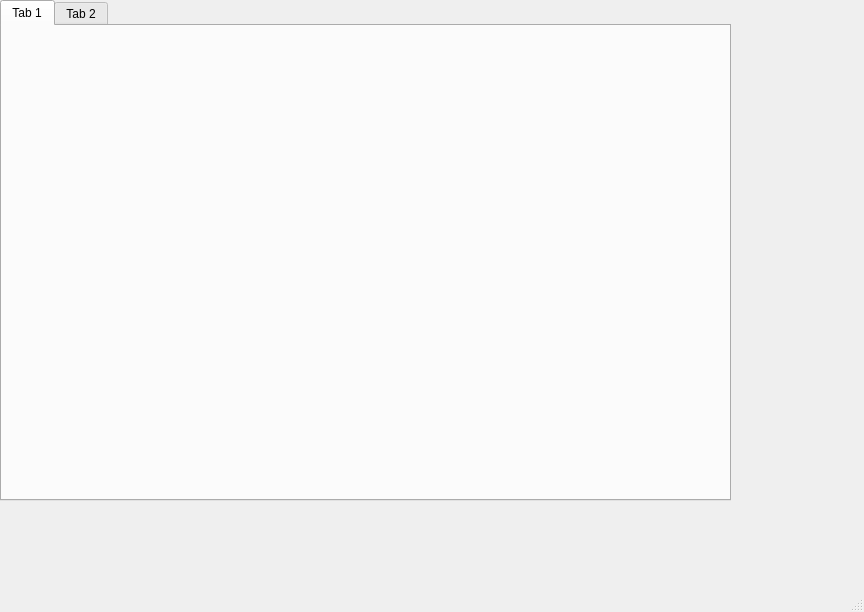
Qt form mainwindow.ui (fengbaochun/Software_Toolbox) before a commit.
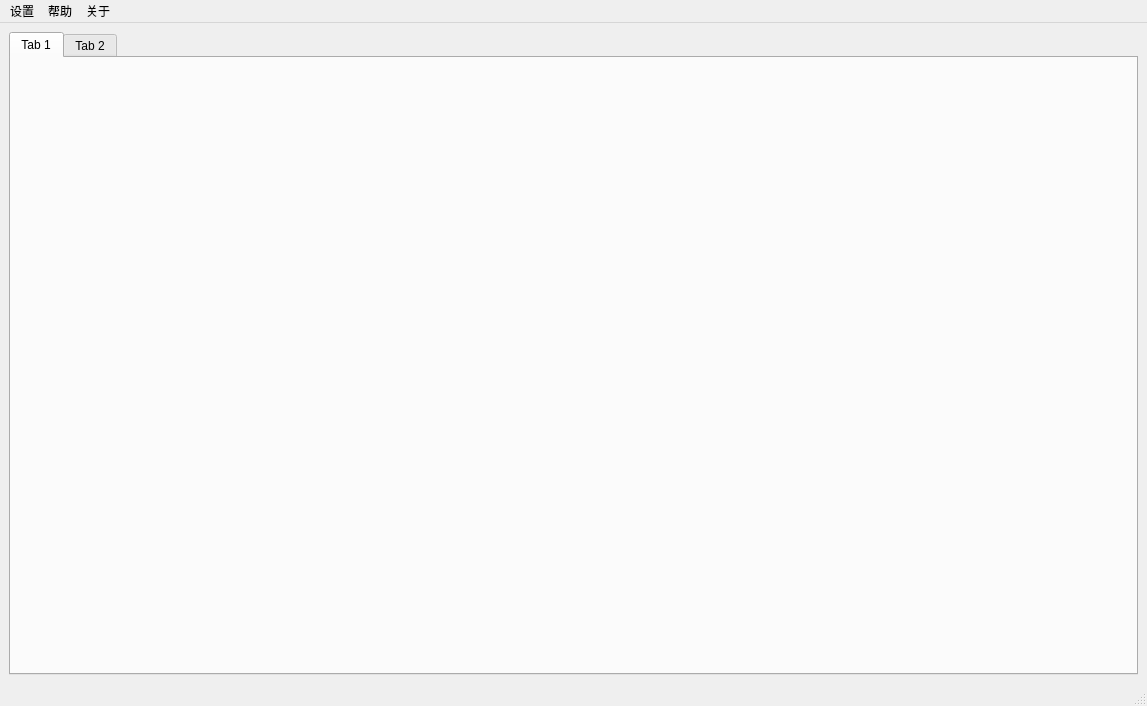
The same form after that commit.

Commit message: 修改界面

```diff
--- a/mainwindow.ui
+++ b/mainwindow.ui
@@ -6,23 +6,17 @@
    <rect>
     <x>0</x>
     <y>0</y>
-    <width>864</width>
-    <height>612</height>
+    <width>1147</width>
+    <height>706</height>
    </rect>
   </property>
   <property name="windowTitle">
    <string>MainWindow</string>
   </property>
   <widget class="QWidget" name="centralwidget">
+   <layout class="QGridLayout" name="gridLayout">
+    <item row="0" column="0">
    <widget class="QTabWidget" name="tabWidget">
-    <property name="geometry">
-     <rect>
-      <x>0</x>
-      <y>0</y>
-      <width>731</width>
-      <height>501</height>
-     </rect>
-    </property>
     <property name="currentIndex">
      <number>0</number>
     </property>
@@ -37,16 +31,44 @@
      </attribute>
     </widget>
    </widget>
+    </item>
+   </layout>
   </widget>
   <widget class="QMenuBar" name="menubar">
    <property name="geometry">
     <rect>
      <x>0</x>
      <y>0</y>
-     <width>864</width>
+     <width>1147</width>
      <height>23</height>
     </rect>
    </property>
+   <widget class="QMenu" name="menuhelp">
+    <property name="title">
+     <string>设置</string>
+    </property>
+    <widget class="QMenu" name="menu_3">
+     <property name="title">
+      <string>语言</string>
+     </property>
+     <addaction name="action_2"/>
+     <addaction name="actionEnglish"/>
+    </widget>
+    <addaction name="menu_3"/>
+   </widget>
+   <widget class="QMenu" name="menu">
+    <property name="title">
+     <string>帮助</string>
+    </property>
+   </widget>
+   <widget class="QMenu" name="menu_2">
+    <property name="title">
+     <string>关于</string>
+    </property>
+   </widget>
+   <addaction name="menuhelp"/>
+   <addaction name="menu"/>
+   <addaction name="menu_2"/>
   </widget>
   <widget class="QStatusBar" name="statusbar"/>
  </widget>
```
Left out of the diff: 10 changed lines with no effect on the pictures. Lines whose indentation alone changed are shown as unchanged. The commit also changes 3 other files.
